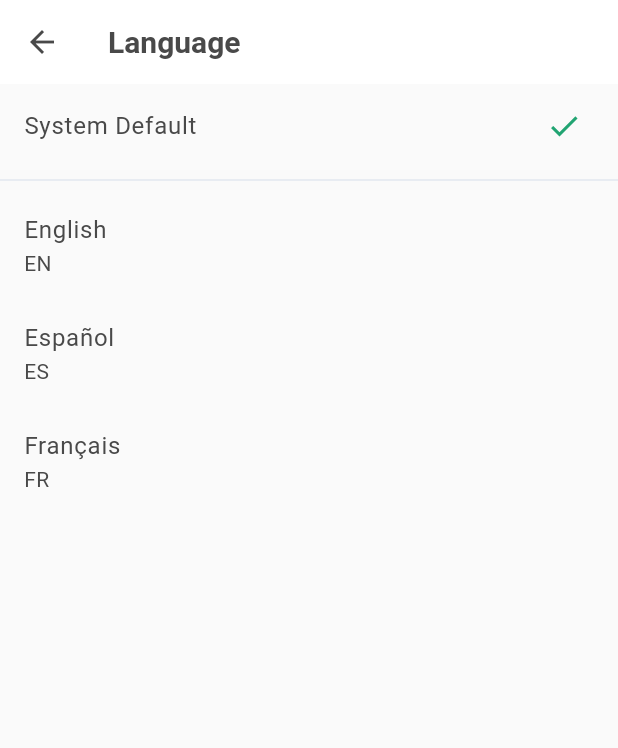
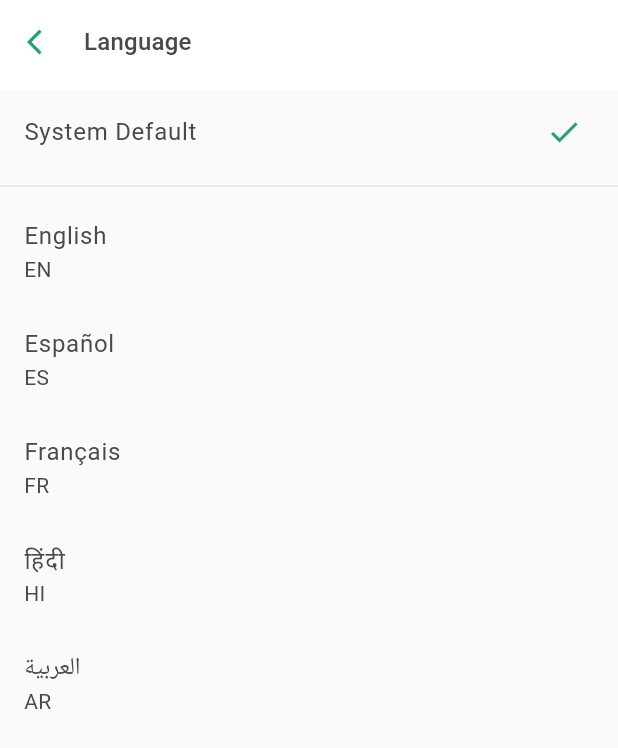
Before and after one commit to HamzaQasim7/networth_plus, a Flutter app: the LanguageSelectorScreen screen opened directly, on a phone screen of 412 x 824 dp. Shown: the top 748 px of the screen. Run offline on Flutter 3.47's test engine with Material 3 defaults, Android fonts, the phone set to English and light mode, and no system bars; our stand-ins replace auto_size_text, cloud_firestore, cloud_functions, firebase_auth, firebase_core, firebase_messaging and 14 more; missing offline and left inert: currency_picker; accounts and stored records are empty; network calls fail; statements that could not run were skipped.

Commit message:
updated - 12-05-2025

```diff
--- a/lib/core/services/localization_service.dart
+++ b/lib/core/services/localization_service.dart
@@ -10,6 +10,8 @@ class LocalizationService {
     const Locale('en', ''), // English
     const Locale('es', ''), // Spanish
     const Locale('fr', ''), // French
+    const Locale('hi', 'IN'), // Hindi with country code
+    const Locale('ar', 'SA'), // Arabic with country code
   ];
 
   // Localization delegates used by the app
@@ -24,11 +26,18 @@ class LocalizationService {
   static Locale? localeFromString(String? languageCode) {
     if (languageCode == null || languageCode.isEmpty) return null;
 
-    // Return the locale if it's supported
-    return supportedLocales.firstWhere(
-      (locale) => locale.languageCode == languageCode,
-      orElse: () => supportedLocales.first,
-    );
+    // Return the locale with appropriate country code for Arabic and Hindi
+    switch (languageCode) {
+      case 'ar':
+        return const Locale('ar', 'SA');
+      case 'hi':
+        return const Locale('hi', 'IN');
+      default:
+        return supportedLocales.firstWhere(
+          (locale) => locale.languageCode == languageCode,
+          orElse: () => supportedLocales.first,
+        );
+    }
   }
 
   // Get language name from locale
@@ -40,6 +49,10 @@ class LocalizationService {
         return 'Español';
       case 'fr':
         return 'Français';
+      case 'ar':
+        return 'العربية';  // Native name for Arabic
+      case 'hi':
+        return 'हिंदी';    // Native name for Hindi
       default:
         return 'Unknown';
     }
--- a/lib/presentation/views/settings/widgets/language_selector_screen.dart
+++ b/lib/presentation/views/settings/widgets/language_selector_screen.dart
@@ -1,3 +1,4 @@
+import 'package:finance_tracker/widgets/shared_app_bar.dart';
 import 'package:flutter/material.dart';
 import 'package:provider/provider.dart';
 
@@ -14,9 +15,7 @@ class LanguageSelectorScreen extends StatelessWidget {
     final localizations = AppLocalizations.of(context);
 
     return Scaffold(
-      appBar: AppBar(
-        title: Text(localizations.languageTitle),
-      ),
+      appBar: SharedAppbar(title: localizations.languageTitle),
       body: Column(
         children: [
           // System default option
@@ -30,15 +29,14 @@ class LanguageSelectorScreen extends StatelessWidget {
               Navigator.pop(context);
             },
           ),
-          Divider(),
+          const Divider(),
           // Language options
           Expanded(
             child: ListView.builder(
               itemCount: LocalizationService.supportedLocales.length,
               itemBuilder: (context, index) {
                 final locale = LocalizationService.supportedLocales[index];
-                final languageName =
-                    LocalizationService.getLanguageName(locale);
+                final languageName = LocalizationService.getLanguageName(locale);
                 final isSelected = !localeViewModel.isSystemDefault &&
                     localeViewModel.locale?.languageCode == locale.languageCode;
 
```
Also changed, not shown: lib/viewmodels/locale_view_model.dart (+9 -6 lines).
